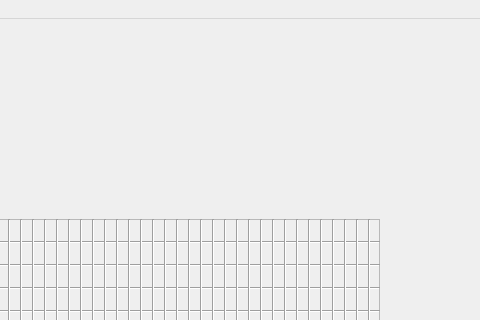
First picture: the form in snake.ui, repository zacheryn/SnakeGUI, before the edit; both pictures show x 320 to 800 and y 0 to 320 of the 800 by 600 pixel window.
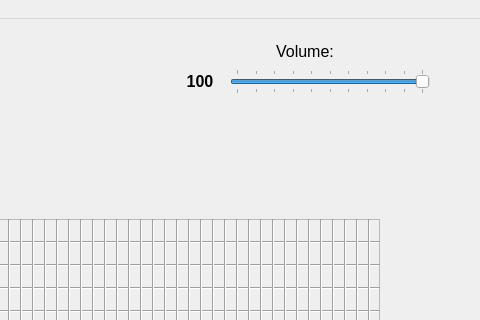
Second picture: the form after the edit.

Patch:
```diff
--- a/snake.ui
+++ b/snake.ui
@@ -908,6 +908,102 @@
      </property>
     </widget>
    </widget>
+   <widget class="QSlider" name="VolumeSlider">
+    <property name="geometry">
+     <rect>
+      <x>550</x>
+      <y>50</y>
+      <width>200</width>
+      <height>25</height>
+     </rect>
+    </property>
+    <property name="cursor">
+     <cursorShape>PointingHandCursor</cursorShape>
+    </property>
+    <property name="mouseTracking">
+     <bool>false</bool>
+    </property>
+    <property name="focusPolicy">
+     <enum>Qt::FocusPolicy::NoFocus</enum>
+    </property>
+    <property name="maximum">
+     <number>100</number>
+    </property>
+    <property name="value">
+     <number>100</number>
+    </property>
+    <property name="sliderPosition">
+     <number>100</number>
+    </property>
+    <property name="tracking">
+     <bool>false</bool>
+    </property>
+    <property name="orientation">
+     <enum>Qt::Orientation::Horizontal</enum>
+    </property>
+    <property name="tickPosition">
+     <enum>QSlider::TickPosition::TicksBothSides</enum>
+    </property>
+    <property name="tickInterval">
+     <number>10</number>
+    </property>
+   </widget>
+   <widget class="QLabel" name="VolumeDisplay">
+    <property name="geometry">
+     <rect>
+      <x>500</x>
+      <y>50</y>
+      <width>40</width>
+      <height>25</height>
+     </rect>
+    </property>
+    <property name="font">
+     <font>
+      <pointsize>12</pointsize>
+      <bold>true</bold>
+     </font>
+    </property>
+    <property name="text">
+     <string>100</string>
+    </property>
+    <property name="textFormat">
+     <enum>Qt::TextFormat::PlainText</enum>
+    </property>
+    <property name="alignment">
+     <set>Qt::AlignmentFlag::AlignCenter</set>
+    </property>
+    <property name="indent">
+     <number>-1</number>
+    </property>
+    <property name="textInteractionFlags">
+     <set>Qt::TextInteractionFlag::NoTextInteraction</set>
+    </property>
+   </widget>
+   <widget class="QLabel" name="VolumeLabel">
+    <property name="geometry">
+     <rect>
+      <x>500</x>
+      <y>20</y>
+      <width>250</width>
+      <height>25</height>
+     </rect>
+    </property>
+    <property name="font">
+     <font>
+      <pointsize>12</pointsize>
+      <fontweight>DemiBold</fontweight>
+     </font>
+    </property>
+    <property name="text">
+     <string>Volume:</string>
+    </property>
+    <property name="alignment">
+     <set>Qt::AlignmentFlag::AlignCenter</set>
+    </property>
+    <property name="textInteractionFlags">
+     <set>Qt::TextInteractionFlag::NoTextInteraction</set>
+    </property>
+   </widget>
   </widget>
   <widget class="QMenuBar" name="menubar">
    <property name="geometry">
```
